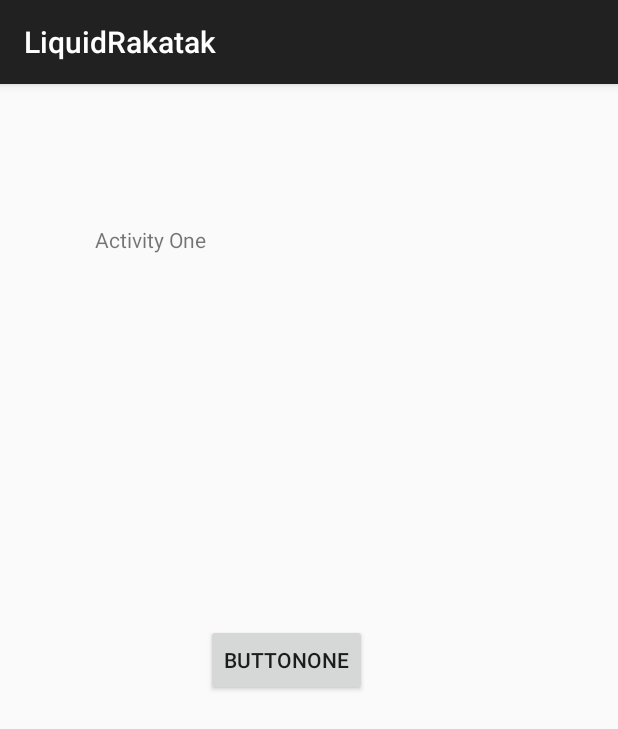
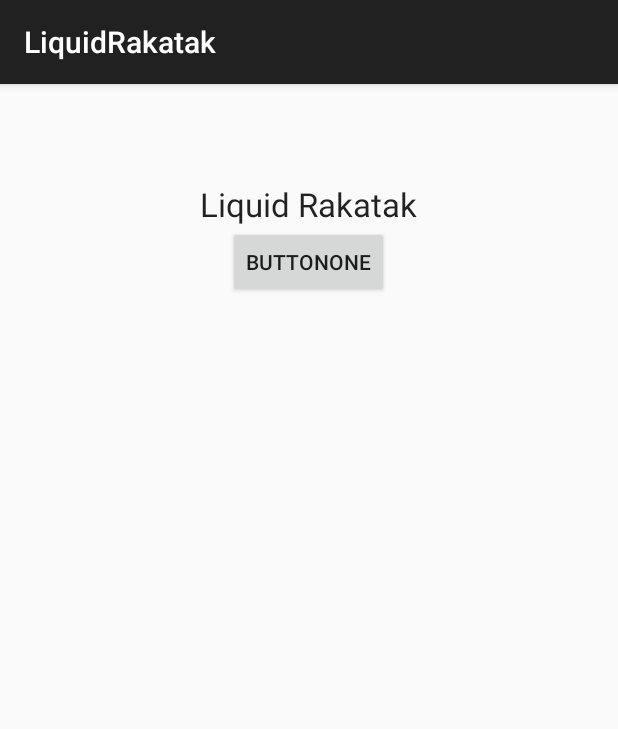
Before and after one commit to Rakatak/LiquidRakatak, an Android app: the screen it shows after launch (MainActivity), on a phone screen of 412 x 824 dp. Shown: the top 729 px of the screen. Run offline under Robolectric (Android 15) with nearby library versions, the phone set to English and light mode, and no system bars.

Commit message:
layout begin

```diff
--- a/app/src/main/res/layout/activity_main.xml
+++ b/app/src/main/res/layout/activity_main.xml
@@ -1,17 +1,22 @@
-<RelativeLayout xmlns:android="http://schemas.android.com/apk/res/android"
+<LinearLayout xmlns:android="http://schemas.android.com/apk/res/android"
     xmlns:tools="http://schemas.android.com/tools" android:layout_width="match_parent"
     android:layout_height="match_parent" android:paddingLeft="@dimen/activity_horizontal_margin"
     android:paddingRight="@dimen/activity_horizontal_margin"
     android:paddingTop="@dimen/activity_vertical_margin"
-    android:paddingBottom="@dimen/activity_vertical_margin" tools:context=".MainActivity">
+    android:paddingBottom="@dimen/activity_vertical_margin" tools:context=".MainActivity"
+    android:orientation="vertical">
 
-    <TextView android:text="Activity One" android:layout_width="wrap_content"
+    <TextView
+        android:layout_width="wrap_content"
         android:layout_height="wrap_content"
+        android:textAppearance="?android:attr/textAppearanceLarge"
+        android:text="Liquid Rakatak"
+        android:id="@+id/header"
+        android:layout_marginTop="49dp"
         android:layout_alignParentTop="true"
-        android:layout_alignParentStart="true"
-        android:layout_marginStart="47dp"
-        android:layout_marginTop="78dp"
-        android:id="@+id/textView" />
+        android:layout_centerHorizontal="true"
+        android:enabled="true"
+        android:layout_gravity="center_horizontal" />
 
     <Button
         android:layout_width="wrap_content"
@@ -19,6 +24,7 @@
         android:text="ButtonOne"
         android:id="@+id/buttonOne"
         android:layout_centerVertical="true"
-        android:layout_toEndOf="@+id/textView" />
+        android:layout_centerHorizontal="true"
+        android:layout_gravity="center_horizontal" />
 
-</RelativeLayout>
+</LinearLayout>
```
